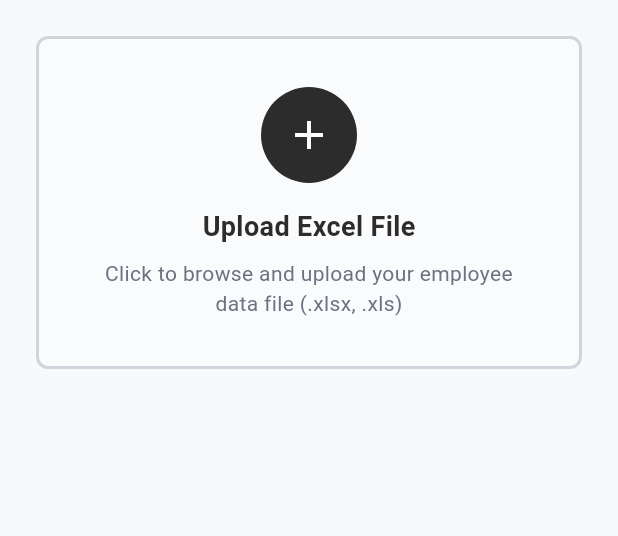
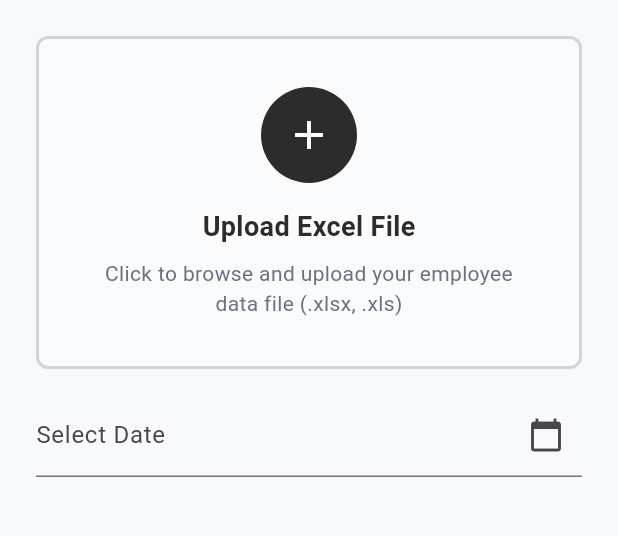
Before and after one commit to tirth-shah17/HellyApp, a Flutter app: the screen it shows after launch, on a phone screen of 412 x 824 dp, the part 84-620 px from its top. Run offline on Flutter 3.47's test engine with Material 3 defaults, Android fonts, the phone set to English and light mode, and no system bars; our stand-ins replace file_picker, share_plus; missing offline and left inert: syncfusion_flutter_pdfviewer.

Commit message:
with month,date and year

```diff
--- a/lib/screens/home_page.dart
+++ b/lib/screens/home_page.dart
@@ -25,8 +25,24 @@ class _HomePageState extends State<HomePage> {
   bool isLoadingFile = false;
   bool isGeneratingPdfs = false;
   List<Employee> employees = [];
+  String? selectedMonth;
+  String? selectedYear;
+  DateTime? selectedDate;
 
 
+
+final List<String> months = [
+  'January', 'February', 'March', 'April', 'May', 'June',
+  'July', 'August', 'September', 'October', 'November', 'December'
+];
+
+late List<String> years;
+
+@override
+void initState() {
+  super.initState();
+  years = List.generate(10, (index) => (DateTime.now().year - index).toString());
+}
 
   Future<void> pickExcelFile() async {
     try {
@@ -64,7 +80,7 @@ class _HomePageState extends State<HomePage> {
   }
 
     Future<void> generatePdfs() async {
-    if (selectedFilePath == null) return;
+  if (selectedFilePath == null || selectedDate == null) return;
 
   setState(() {
     isGeneratingPdfs = true;
@@ -72,7 +88,16 @@ class _HomePageState extends State<HomePage> {
   });
 
   try {
-      final employeeList = await ApiService.uploadExcelAndGetPdfLinks(selectedFilePath!);
+    // 👇 Format the date as "dd-MMMM-yyyy" (e.g., "02-August-2025")
+    final fullDate = "${selectedDate!.day.toString().padLeft(2, '0')}-${selectedMonth!}-${selectedYear!}";
+
+    final employeeList = await ApiService.uploadExcelAndGetPdfLinks(
+      selectedFilePath!,
+      selectedMonth!,
+      selectedYear!,
+      fullDate, // 👈 Now properly defined and passed
+    );
+
     setState(() {
       employees = employeeList;
     });
@@ -98,6 +123,7 @@ class _HomePageState extends State<HomePage> {
 }
 
 
+
   @override
   Widget build(BuildContext context) {
     return Scaffold(
@@ -119,9 +145,37 @@ class _HomePageState extends State<HomePage> {
               isLoading: isLoadingFile,
               fileName: selectedFileName,
             ),
+            const SizedBox(height: 16),
+TextFormField(
+  readOnly: true,
+  decoration: const InputDecoration(
+    labelText: 'Select Date',
+    suffixIcon: Icon(Icons.calendar_today),
+  ),
+  controller: TextEditingController(
+    text: selectedDate != null
+        ? '${selectedDate!.day}/${selectedDate!.month}/${selectedDate!.year}'
+        : '',
+  ),
+  onTap: () async {
+    final DateTime? picked = await showDatePicker(
+      context: context,
+      initialDate: selectedDate ?? DateTime.now(),
+      firstDate: DateTime(2000),
+      lastDate: DateTime(2100),
+    );
+    if (picked != null) {
+      setState(() {
+        selectedDate = picked;
+        selectedMonth = months[picked.month - 1]; // converts number to month name
+        selectedYear = picked.year.toString();
+      });
+    }
+  },
+),
             const SizedBox(height: 24),
             // --- Show "Generate PDFs" and result only below the upload area ---
-            if (selectedFileName != null) ...[
+            if (selectedFileName != null && selectedMonth != null && selectedYear != null) ...[
               SizedBox(
                 width: double.infinity,
                 height: 48,
--- a/lib/services/api_service.dart
+++ b/lib/services/api_service.dart
@@ -7,12 +7,16 @@ class ApiService {
   static const String baseUrl = 'https://backend-helly.onrender.com';
 
   /// Uploads an Excel file and returns a List<Employee> from JSON list.
-  static Future<List<Employee>> uploadExcelAndGetPdfLinks(String filePath) async {
+  static Future<List<Employee>> uploadExcelAndGetPdfLinks(String filePath,String month,String years,String fullDate) async {
     var request = http.MultipartRequest(
       'POST',
       Uri.parse('$baseUrl/generate-pdfs/'),
     );
     request.files.add(await http.MultipartFile.fromPath('file', filePath));
+    request.fields['month'] = month;
+    request.fields['year'] = years;
+    request.fields['date'] = fullDate;
+
 
     var streamedResponse = await request.send();
 
```
Lines whose indentation alone changed are shown as unchanged.
